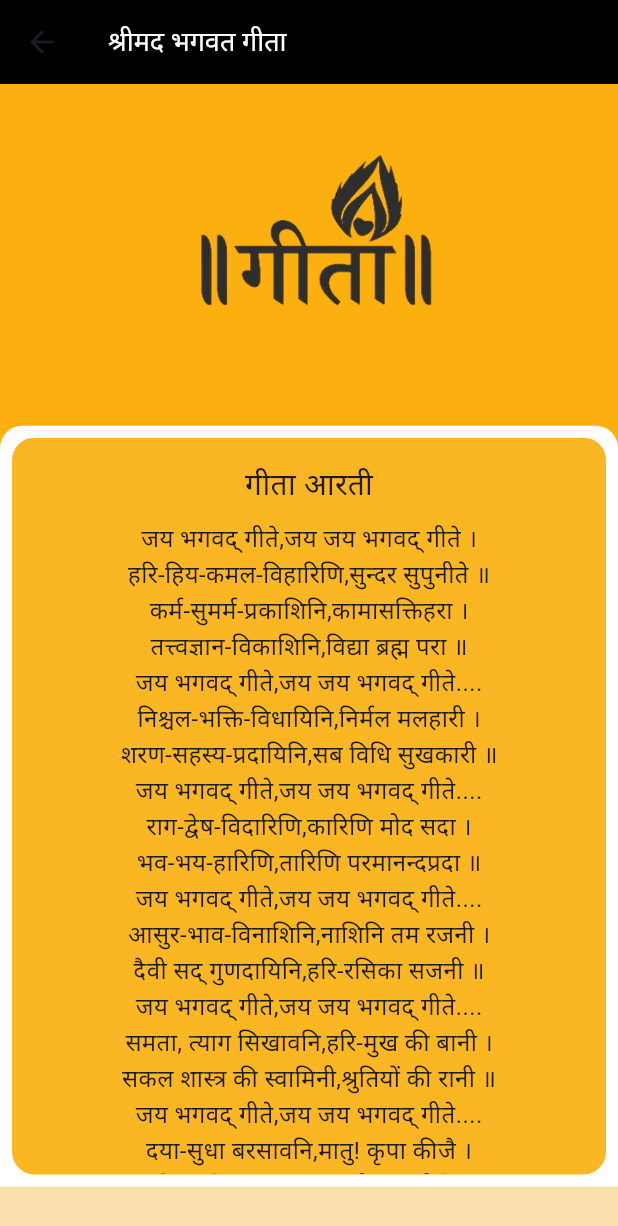
After one commit to Aksharpatel06/shree_gita, a Flutter app: the screen it shows after launch, after a tap on "गीता आरती", on a phone screen of 412 x 824 dp. The commit adds this screen. Shown: the top 1226 px of the screen. Run offline on Flutter 3.47's test engine with Material 3 defaults, Android fonts, the phone set to English and light mode, and no system bars.

Commit message:
04-03-2024

```diff
--- a/lib/main.dart
+++ b/lib/main.dart
@@ -1,5 +1,7 @@
 import 'package:flutter/material.dart';
 import 'package:shree_gita/view/screen/homescreen.dart';
+import 'package:shree_gita/view/screen/secondscreen/bhagvatgita.dart';
+import 'package:shree_gita/view/screen/secondscreen/gita_arti.dart';
 
 void main() {
   runApp(const MyApp());
@@ -13,8 +15,11 @@ class MyApp extends StatelessWidget {
   Widget build(BuildContext context) {
     return MaterialApp(
       debugShowCheckedModeBanner: false,
+      initialRoute: '/',
       routes: {
         '/':(context) => homescreen(),
+        '/adhyay':(context) => adhyay(),
+        '/arti':(context)=>gita_arti(),
       },
     );
   }
--- /dev/null
+++ b/lib/utils/aarti.dart
@@ -0,0 +1,22 @@
+List artilist =[
+  'जय भगवद् गीते,जय जय भगवद् गीते ।',
+  'हरि-हिय-कमल-विहारिणि,सुन्दर सुपुनीते ॥',
+  'कर्म-सुमर्म-प्रकाशिनि,कामासक्तिहरा ।',
+  'तत्त्वज्ञान-विकाशिनि,विद्या ब्रह्म परा ॥',
+  'जय भगवद् गीते,जय जय भगवद् गीते....',
+  'निश्चल-भक्ति-विधायिनि,निर्मल मलहारी ।',
+  'शरण-सहस्य-प्रदायिनि,सब विधि सुखकारी ॥',
+  'जय भगवद् गीते,जय जय भगवद् गीते....',
+  'राग-द्वेष-विदारिणि,कारिणि मोद सदा ।',
+  'भव-भय-हारिणि,तारिणि परमानन्दप्रदा ॥',
+  'जय भगवद् गीते,जय जय भगवद् गीते....',
+  'आसुर-भाव-विनाशिनि,नाशिनि तम रजनी ।',
+  'दैवी सद् गुणदायिनि,हरि-रसिका सजनी ॥',
+  'जय भगवद् गीते,जय जय भगवद् गीते....',
+  'समता, त्याग सिखावनि,हरि-मुख की बानी ।',
+  'सकल शास्त्र की स्वामिनी,श्रुतियों की रानी ॥',
+  'जय भगवद् गीते,जय जय भगवद् गीते....',
+  'दया-सुधा बरसावनि,मातु! कृपा कीजै ।',
+  'हरिपद-प्रेम दान कर,अपनो कर लीजै ॥',
+  'जय भगवद् गीते,जय जय भगवद् गीते....',
+];
--- a/lib/view/screen/homescreen.dart
+++ b/lib/view/screen/homescreen.dart
@@ -1,4 +1,6 @@
 import 'package:flutter/material.dart';
+import 'package:shree_gita/view/screen/secondscreen/bhagvatgita.dart';
+import 'package:shree_gita/view/screen/secondscreen/gita_arti.dart';
 
 class homescreen extends StatefulWidget {
   const homescreen({super.key});
@@ -21,7 +23,7 @@ class _homescreenState extends State<homescreen> {
         ),
       ),
       body: Container(
-        color: Colors.orangeAccent,
+        color: Color(0xfffae0af),
         child: Stack(children: [
           Expanded(
             child: Column(
@@ -29,7 +31,7 @@ class _homescreenState extends State<homescreen> {
                 Container(
                   height: height * 0.35,
                   decoration: BoxDecoration(
-                      color: Colors.orange,
+                      color: Color(0xfffbb010),
                       borderRadius: BorderRadius.only(
                           bottomLeft: Radius.elliptical(200, 30),
                           bottomRight: Radius.elliptical(200, 30))),
@@ -56,11 +58,15 @@ class _homescreenState extends State<homescreen> {
                     child: Column(
                       children: [
                         SizedBox(height: height*0.02,),
-                        Container(
+                        InkWell(
+                          onTap: () {
+                            Navigator.of(context).push(MaterialPageRoute(builder: (context) => adhyay(),));
+                          },
+                          child: Container(
                             height: height*0.12,
                             width: width*0.8,
                             decoration: BoxDecoration(
-                            color: Colors.orange,
+                              color: Color(0xfffbb624),
                               borderRadius: BorderRadius.circular(5),
                             ),
                             child: Row(
@@ -73,12 +79,13 @@ class _homescreenState extends State<homescreen> {
                               ],
                             ),
                           ),
+                        ),
                         SizedBox(height: height*0.02,),
                         Container(
                           height: height*0.12,
                           width: width*0.8,
                           decoration: BoxDecoration(
-                            color: Colors.orange,
+                            color: Color(0xfffbb624),
                             borderRadius: BorderRadius.circular(5),
                           ),
                           child: Row(
@@ -100,7 +107,7 @@ class _homescreenState extends State<homescreen> {
                           height: height*0.12,
                           width: width*0.8,
                           decoration: BoxDecoration(
-                            color: Colors.orange,
+                            color: Color(0xfffbb624),
                             borderRadius: BorderRadius.circular(5),
                           ),
                           child: Row(
@@ -118,11 +125,15 @@ class _homescreenState extends State<homescreen> {
                           ),
                         ),
                         SizedBox(height: height*0.02,),
-                        Container(
+                        InkWell(
+                          onTap: () {
+                            Navigator.of(context).pushNamed('/arti');
+                          },
+                          child: Container(
                             height: height*0.12,
                             width: width*0.8,
                             decoration: BoxDecoration(
-                            color: Colors.orange,
+                              color: Color(0xfffbb624),
                               borderRadius: BorderRadius.circular(5),
                             ),
                             child: Row(
@@ -139,6 +150,7 @@ class _homescreenState extends State<homescreen> {
                               ],
                             ),
                           ),
+                        ),
                       ],
                     ),
                   ),
--- /dev/null
+++ b/lib/view/screen/secondscreen/gita_arti.dart
@@ -0,0 +1,87 @@
+import 'package:flutter/material.dart';
+import 'package:shree_gita/utils/aarti.dart';
+
+class gita_arti extends StatelessWidget {
+  const gita_arti({super.key});
+
+  @override
+  Widget build(BuildContext context) {
+    double width = MediaQuery.of(context).size.width;
+    double height = MediaQuery.of(context).size.height;
+    return Scaffold(
+      appBar: AppBar(
+        backgroundColor: Colors.black,
+        title: Text(
+          'श्रीमद भगवत गीता',
+          style: TextStyle(color: Colors.white, fontSize: 18),
+        ),
+      ),
+      body: Container(
+        color: Color(0xfffae0af),
+        child: Stack(children: [
+          Expanded(
+            child: Column(
+              children: [
+                Container(
+                  height: height * 0.35,
+                  decoration: BoxDecoration(
+                      color: Color(0xfffbb010),
+                      borderRadius: BorderRadius.only(
+                          bottomLeft: Radius.elliptical(200, 30),
+                          bottomRight: Radius.elliptical(200, 30))),
+                ),
+              ],
+            ),
+          ),
+          Padding(
+            padding: const EdgeInsets.only(top: 30),
+            child: Column(
+              children: [
+                SizedBox(
+                    height: height * 0.2,
+                    child: Image.asset('asset/img/logo.png')),
+                SizedBox(
+                  height: height * 0.04,
+                ),
+                Container(
+                  height: height * 0.6155,
+                  width: width,
+                  decoration: BoxDecoration(
+                    color: Colors.white,
+                    borderRadius: BorderRadius.only(
+                        topLeft: Radius.circular(15),
+                        topRight: Radius.circular(15)),
+                  ),
+                  child: Padding(
+                    padding: const EdgeInsets.all(8.0),
+                    child: Container(
+                      decoration: BoxDecoration(
+                        color: Color(0xfffbb624),
+                        borderRadius: BorderRadius.circular(15),
+                      ),
+                      child: SingleChildScrollView(
+                        child: Column(
+                          children: [
+                            SizedBox(height: height*0.02,),
+                            Text('गीता आरती',style: TextStyle(fontSize: 20),),
+                            SizedBox(height: height*0.01,),
+                            ...List.generate(artilist.length, (index) => text(artilist[index])),
+                            SizedBox(height: height*0.02,),
+                          ],
+                        ),
+                      ),
+                    ),
+                  ),
+                )
+              ],
+            ),
+          ),
+        ]),
+      ),
+    );
+  }
+}
+Text text(String?name)
+{
+  return Text(name!,style: TextStyle(fontSize: 16),);
+}
```
Also changed, not shown: lib/utils/adhayaylist.dart (added, +93 -0 lines), lib/view/screen/secondscreen/bhagvatgita.dart (added, +115 -0 lines), lib/view/screen/secondscreen/gita_mahatmya.dart (added), lib/view/screen/secondscreen/gita_sar.dart (added). Lines whose indentation alone changed are shown as unchanged.
